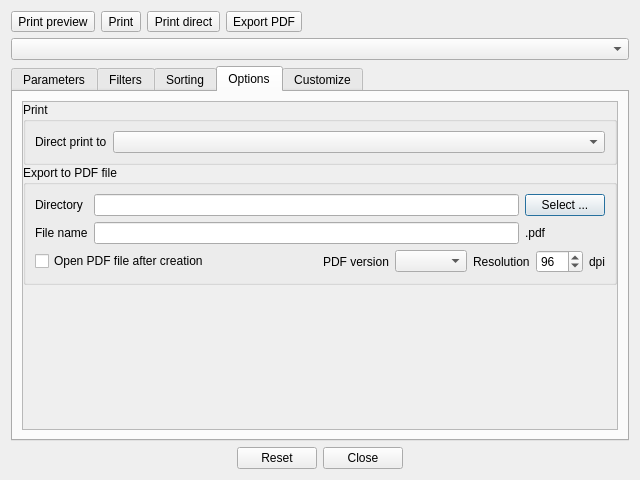
paolodestefani/pySagra3, file App/Ui/PrintDialog.ui: the form before one commit.
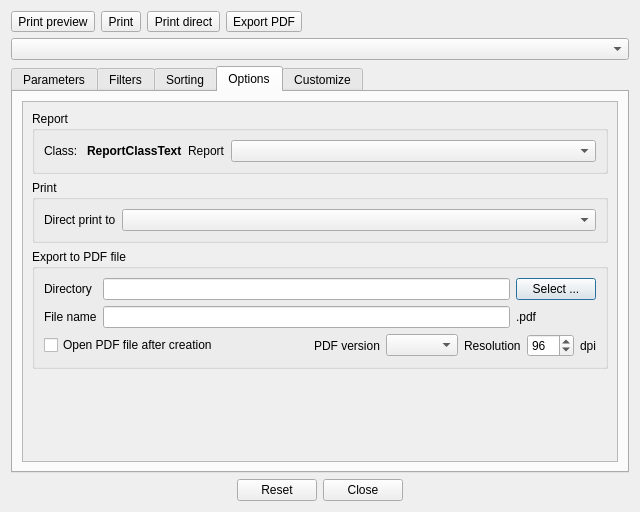
The form after the commit. The open tabs and pages were chosen to show the change. Custom widgets are drawn as their Qt base class.

Commit message: Report dialog adjustments

What changed in the file:
```diff
--- a/App/Ui/PrintDialog.ui
+++ b/App/Ui/PrintDialog.ui
@@ -7,7 +7,7 @@
     <x>0</x>
     <y>0</y>
     <width>640</width>
-    <height>480</height>
+    <height>512</height>
    </rect>
   </property>
   <property name="windowTitle">
@@ -355,28 +355,55 @@
            <rect>
             <x>0</x>
             <y>0</y>
-            <width>591</width>
-            <height>289</height>
+            <width>588</width>
+            <height>344</height>
            </rect>
           </property>
-          <layout class="QVBoxLayout" name="verticalLayout_14">
-           <property name="spacing">
-            <number>0</number>
-           </property>
-           <property name="leftMargin">
-            <number>0</number>
-           </property>
-           <property name="topMargin">
-            <number>0</number>
-           </property>
-           <property name="rightMargin">
-            <number>0</number>
-           </property>
-           <property name="bottomMargin">
-            <number>0</number>
-           </property>
+          <layout class="QVBoxLayout" name="verticalLayout_18">
            <item>
-            <widget class="QGroupBox" name="groupBoxPrintExport">
+            <widget class="QGroupBox" name="groupBoxReport">
+             <property name="title">
+              <string>Report</string>
+             </property>
+             <layout class="QVBoxLayout" name="verticalLayout_14">
+              <item>
+               <layout class="QHBoxLayout" name="horizontalLayout_6" stretch="0,0,0,1">
+                <item>
+                 <widget class="QLabel" name="label">
+                  <property name="text">
+                   <string>Class: </string>
+                  </property>
+                 </widget>
+                </item>
+                <item>
+                 <widget class="QLabel" name="labelReportClass">
+                  <property name="font">
+                   <font>
+                    <bold>true</bold>
+                   </font>
+                  </property>
+                  <property name="text">
+                   <string>ReportClassText</string>
+                  </property>
+                 </widget>
+                </item>
+                <item>
+                 <widget class="QLabel" name="label_3">
+                  <property name="text">
+                   <string>Report</string>
+                  </property>
+                 </widget>
+                </item>
+                <item>
+                 <widget class="QComboBox" name="comboBoxReportList"/>
+                </item>
+               </layout>
+              </item>
+             </layout>
+            </widget>
+           </item>
+           <item>
+            <widget class="QGroupBox" name="groupBoxPrint">
              <property name="title">
               <string>Print</string>
              </property>
@@ -658,52 +685,6 @@
              </layout>
             </widget>
            </item>
-           <item>
-            <layout class="QHBoxLayout" name="horizontalLayout_6">
-             <item>
-              <widget class="QLabel" name="label">
-               <property name="text">
-                <string>Report class: </string>
-               </property>
-              </widget>
-             </item>
-             <item>
-              <widget class="QLabel" name="labelReportClass">
-               <property name="font">
-                <font>
-                 <bold>true</bold>
-                </font>
-               </property>
-               <property name="text">
-                <string>ReportClassText</string>
-               </property>
-              </widget>
-             </item>
-             <item>
-              <widget class="QLabel" name="label_3">
-               <property name="text">
-                <string>Report</string>
-               </property>
-              </widget>
-             </item>
-             <item>
-              <widget class="QComboBox" name="comboBoxReportList"/>
-             </item>
-             <item>
-              <spacer name="horizontalSpacer_3">
-               <property name="orientation">
-                <enum>Qt::Orientation::Horizontal</enum>
-               </property>
-               <property name="sizeHint" stdset="0">
-                <size>
-                 <width>40</width>
-                 <height>20</height>
-                </size>
-               </property>
-              </spacer>
-             </item>
-            </layout>
-           </item>
            <item>
             <spacer name="verticalSpacer_2">
              <property name="orientation">
```
Left out of the diff: 12 changed lines with no effect on the pictures. The commit also changes 3 other files.
